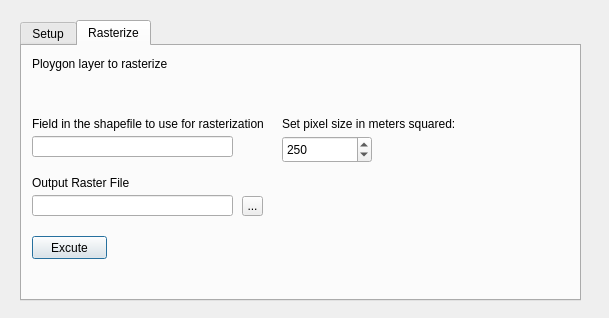
Above: gender_indicator_tool/gender_indicator_tool_dialog_base.ui from worldbank/GEEST before the change. Below: the same form after it.
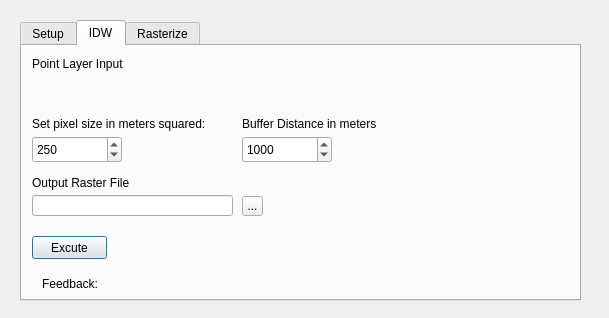
That is the form after the change. The open tabs and pages were chosen to show the change. Custom widgets are drawn as their Qt base class.

```diff
--- a/gender_indicator_tool/gender_indicator_tool_dialog_base.ui
+++ b/gender_indicator_tool/gender_indicator_tool_dialog_base.ui
@@ -104,54 +104,12 @@
       <string>Select appropriate UTM CRS for the region</string>
      </property>
     </widget>
-    <widget class="QLabel" name="label_5">
-     <property name="geometry">
-      <rect>
-       <x>100</x>
-       <y>140</y>
-       <width>81</width>
-       <height>16</height>
-      </rect>
-     </property>
-     <property name="text">
-      <string/>
-     </property>
-    </widget>
    </widget>
    <widget class="QWidget" name="tab_2">
     <attribute name="title">
-     <string>Rasterize</string>
+     <string>IDW</string>
     </attribute>
-    <widget class="QLabel" name="label_2">
-     <property name="geometry">
-      <rect>
-       <x>10</x>
-       <y>70</y>
-       <width>231</width>
-       <height>16</height>
-      </rect>
-     </property>
-     <property name="text">
-      <string>Field in the shapefile to use for rasterization</string>
-     </property>
-    </widget>
-    <widget class="QgsFilterLineEdit" name="rasterField">
-     <property name="geometry">
-      <rect>
-       <x>10</x>
-       <y>90</y>
-       <width>201</width>
-       <height>21</height>
-      </rect>
-     </property>
-     <property name="text">
-      <string/>
-     </property>
-     <property name="qgisRelation" stdset="0">
-      <string notr="true"/>
-     </property>
-    </widget>
-    <widget class="QToolButton" name="tbOutputFile">
+    <widget class="QToolButton" name="IDWRasterOutputFilePath_Button">
      <property name="geometry">
       <rect>
        <x>220</x>
@@ -200,7 +158,7 @@
       </rect>
      </property>
      <property name="text">
-      <string>Ploygon layer to rasterize</string>
+      <string>Point Layer Input</string>
      </property>
     </widget>
     <widget class="QgsFileWidget" name="polygonLayer">
@@ -229,7 +187,7 @@
     <widget class="QLabel" name="label_14">
      <property name="geometry">
       <rect>
-       <x>260</x>
+       <x>10</x>
        <y>70</y>
        <width>231</width>
        <height>16</height>
@@ -242,7 +200,7 @@
     <widget class="QgsSpinBox" name="sbpixelSize">
      <property name="geometry">
       <rect>
-       <x>260</x>
+       <x>10</x>
        <y>90</y>
        <width>90</width>
        <height>27</height>
@@ -253,6 +211,82 @@
      </property>
      <property name="value">
       <number>250</number>
+     </property>
+    </widget>
+    <widget class="QLabel" name="label_5">
+     <property name="geometry">
+      <rect>
+       <x>20</x>
+       <y>230</y>
+       <width>521</width>
+       <height>16</height>
+      </rect>
+     </property>
+     <property name="text">
+      <string>Feedback: </string>
+     </property>
+    </widget>
+    <widget class="QLabel" name="label_17">
+     <property name="geometry">
+      <rect>
+       <x>220</x>
+       <y>70</y>
+       <width>231</width>
+       <height>16</height>
+      </rect>
+     </property>
+     <property name="text">
+      <string>Buffer Distance in meters</string>
+     </property>
+    </widget>
+    <widget class="QgsSpinBox" name="bufferDistance_spinBox">
+     <property name="geometry">
+      <rect>
+       <x>220</x>
+       <y>90</y>
+       <width>90</width>
+       <height>27</height>
+      </rect>
+     </property>
+     <property name="maximum">
+      <number>100000</number>
+     </property>
+     <property name="value">
+      <number>1000</number>
+     </property>
+    </widget>
+   </widget>
+   <widget class="QWidget" name="tab_5">
+    <attribute name="title">
+     <string>Rasterize</string>
+    </attribute>
+    <widget class="QLabel" name="label_2">
+     <property name="geometry">
+      <rect>
+       <x>160</x>
+       <y>60</y>
+       <width>231</width>
+       <height>16</height>
+      </rect>
+     </property>
+     <property name="text">
+      <string>Field in the shapefile to use for rasterization</string>
+     </property>
+    </widget>
+    <widget class="QgsFilterLineEdit" name="rasterField">
+     <property name="geometry">
+      <rect>
+       <x>160</x>
+       <y>80</y>
+       <width>201</width>
+       <height>21</height>
+      </rect>
+     </property>
+     <property name="text">
+      <string/>
+     </property>
+     <property name="qgisRelation" stdset="0">
+      <string notr="true"/>
      </property>
     </widget>
    </widget>
```
Left out of the diff: 14 changed lines with no effect on the pictures.
